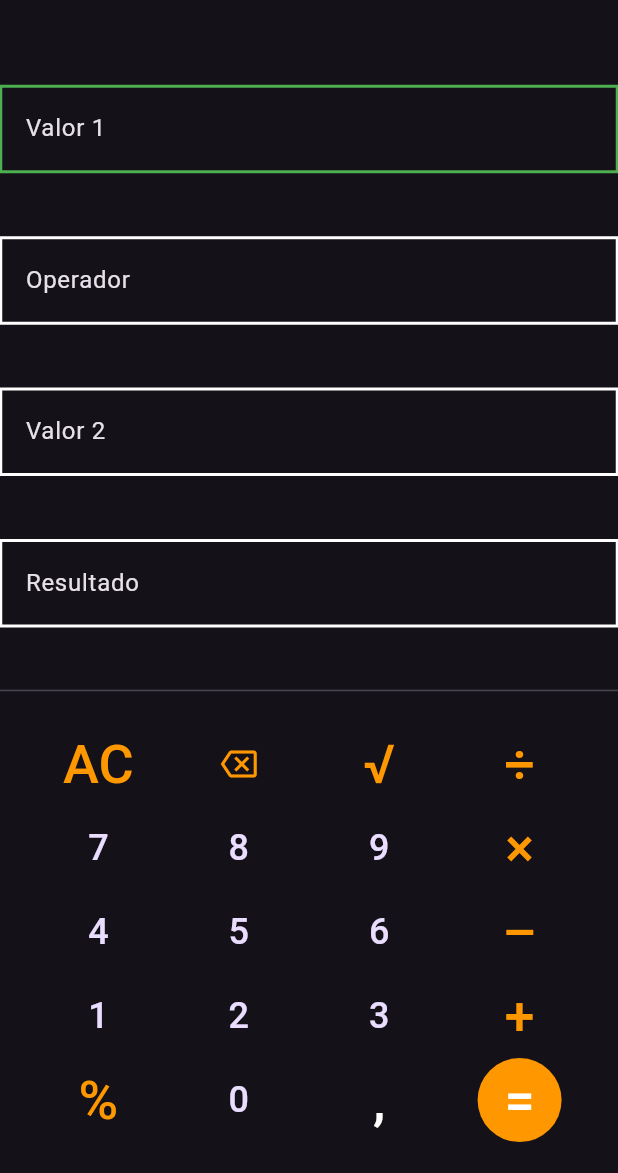
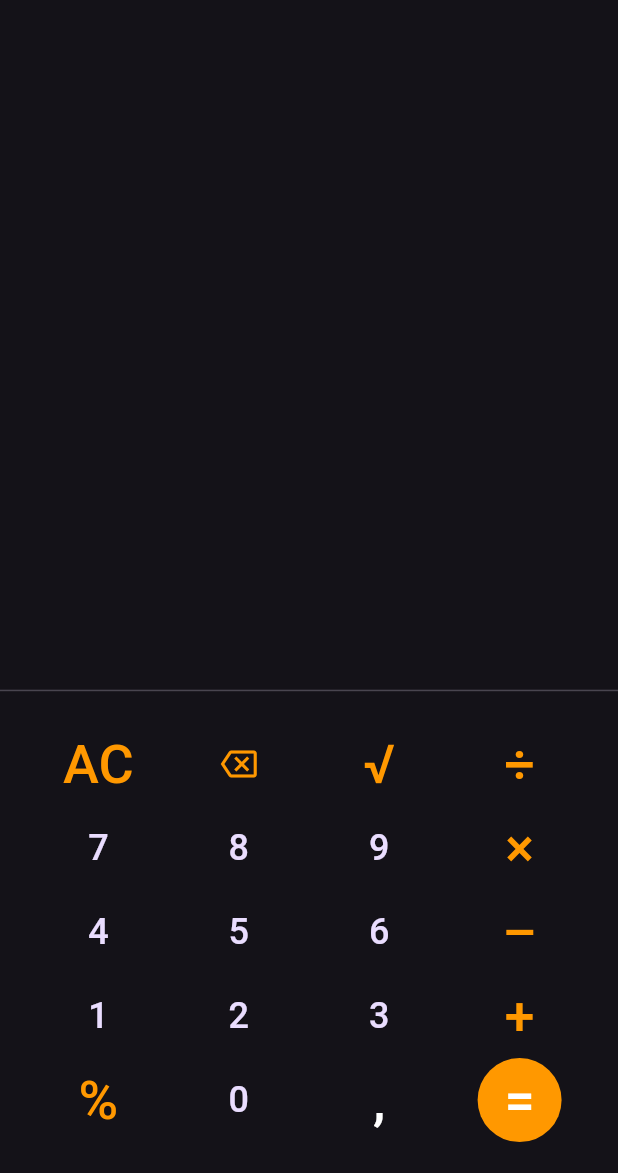
Before and after one commit to vilaJJ/CalculadoraSimples_Flutter, a Flutter app: the CalcPage screen opened by its route, on a phone screen of 412 x 824 dp, the part 63-1236 px from its top. Run offline on Flutter 3.47's test engine with Material 3 defaults, Android fonts, the phone set to English and light mode, and no system bars.

Commit message:
Removendo itens não utilizados

```diff
--- a/calculadora_simples/lib/src/app_widget.dart
+++ b/calculadora_simples/lib/src/app_widget.dart
@@ -1,6 +1,5 @@
 import 'package:calculadora_simples/src/features/auth/controllers/auth_controller.dart';
 import 'package:calculadora_simples/src/features/auth/pages/auth_page.dart';
-import 'package:calculadora_simples/src/features/calc/controllers/calc_controller.dart';
 import 'package:calculadora_simples/src/features/calc/pages/calc_page.dart';
 import 'package:calculadora_simples/src/features/splash/pages/splash_page.dart';
 import 'package:flutter/material.dart';
@@ -13,8 +12,7 @@ class AppWidget extends StatelessWidget {
   Widget build(BuildContext context) {
     return MultiProvider(
       providers: [
-        ChangeNotifierProvider(create: (context) => AuthController()),
-        ChangeNotifierProvider(create: (context) => CalcController())
+        ChangeNotifierProvider(create: (context) => AuthController())
       ],
       child: MaterialApp(
         title: "Calculadora Simples",
--- a/calculadora_simples/lib/src/features/calc/components/button_numero_component.dart
+++ b/calculadora_simples/lib/src/features/calc/components/button_numero_component.dart
@@ -1,7 +1,5 @@
-import 'package:calculadora_simples/src/features/calc/controllers/calc_controller.dart';
 import 'package:calculadora_simples/src/features/calc/models/button_numero_model.dart';
 import 'package:flutter/material.dart';
-import 'package:provider/provider.dart';
 
 class ButtonNumeroComponent extends StatelessWidget {
   final ButtonNumeroModel model;
@@ -13,15 +11,13 @@ class ButtonNumeroComponent extends StatelessWidget {
 
   @override
   Widget build(BuildContext context) {
-    final controller = context.watch<CalcController>();
-
     return FloatingActionButton(
       heroTag: "btn_${model.numero}",
       shape: const CircleBorder(),
       backgroundColor: Colors.transparent,
       elevation: 0,
       onPressed: () {
-        controller.realizarAcaoNumero(model);
+
       },
       child: Text(
         "${model.numero}",
--- a/calculadora_simples/lib/src/features/calc/components/button_operacao_component.dart
+++ b/calculadora_simples/lib/src/features/calc/components/button_operacao_component.dart
@@ -1,8 +1,6 @@
-import 'package:calculadora_simples/src/features/calc/controllers/calc_controller.dart';
 import 'package:calculadora_simples/src/features/calc/models/button_operacao_model.dart';
 import 'package:calculadora_simples/src/features/calc/models/enums/button_operacoes_enum.dart';
 import 'package:flutter/material.dart';
-import 'package:provider/provider.dart';
 
 class ButtonOperacaoComponent extends StatelessWidget {
   final ButtonOperacaoModel model;
@@ -14,8 +12,6 @@ class ButtonOperacaoComponent extends StatelessWidget {
 
   @override
   Widget build(BuildContext context) {
-    final controller = context.watch<CalcController>();
-
     return FloatingActionButton(
       heroTag: "btn_${model.obterTexto()}",
       shape: const CircleBorder(),
@@ -24,7 +20,7 @@ class ButtonOperacaoComponent extends StatelessWidget {
         : Colors.transparent,
       elevation: 0,
       onPressed: () {
-        controller.realizarAcaoOperacao(model);
+
       },
       child: model.isIcon
         ? Icon(model.obterIcone(), color: Colors.orange)
--- a/calculadora_simples/lib/src/features/calc/controllers/calc_controller.dart
+++ /dev/null
@@ -1,83 +0,0 @@
-import 'package:calculadora_simples/src/features/calc/models/button_numero_model.dart';
-import 'package:calculadora_simples/src/features/calc/models/button_operacao_model.dart';
-import 'package:calculadora_simples/src/features/calc/models/enums/button_operacoes_enum.dart';
-import 'package:flutter/material.dart';
-
-class CalcController extends ChangeNotifier {
-  bool valor1Ativado = true;
-  bool operadorAtivado = false;
-  bool valor2Ativado = false;
-  bool resultadoAtivado = false;
-
-  String valor1Text = "Valor 1";
-  String operadorText = "Operador";
-  String valor2Text = "Valor 2";
-  String resultadoText = "Resultado";
-
-  Color obterCor(bool ativado) {
-    return ativado ? Colors.green : Colors.white;
-  }
-
-  void realizarAcaoOperacao(ButtonOperacaoModel model) {
-    switch(model.operacao) {
-      case ButtonOperacoes.apagarTudo:
-        _limparTudo();
-        break;
-      case ButtonOperacoes.soma:
-        _manipularOperador(model);
-        break;
-      case ButtonOperacoes.subtracao:
-        _manipularOperador(model);
-        break;
-      case ButtonOperacoes.multiplicacao:
-        _manipularOperador(model);
-        break;
-      case ButtonOperacoes.divisao:
-        _manipularOperador(model);
-        break;
-      case ButtonOperacoes.porcentagem:
-        _manipularOperador(model);
-        break;
-      case ButtonOperacoes.raiz:
-        _manipularOperador(model);
-        break;
-      case ButtonOperacoes.operar:
-        break;
-      case ButtonOperacoes.virgula:
-        break;
-      case ButtonOperacoes.apagar:
-        break;
-    }
-  }
-
-  void realizarAcaoNumero(ButtonNumeroModel model) {
-
-  }
-
-  void _manipularOperador(ButtonOperacaoModel button) {
-    operadorText = button.obterTexto();
-
-    operadorAtivado = true;
-    valor2Ativado = true;
-
-    notifyListeners();
-  }
-
-  void _limparTudo() {
-    _reiniciar();
-
-    notifyListeners();
-  }
-
-  void _reiniciar() {
-    valor1Ativado = true;
-    operadorAtivado = false;
-    valor2Ativado = false;
-    resultadoAtivado = false;
-
-    valor1Text = "Valor 1";
-    operadorText = "Operador";
-    valor2Text = "Valor 2";
-    resultadoText = "Resultado";
-  }
-}
--- a/calculadora_simples/lib/src/features/calc/pages/calc_page.dart
+++ b/calculadora_simples/lib/src/features/calc/pages/calc_page.dart
@@ -1,12 +1,10 @@
 import 'package:calculadora_simples/src/features/calc/components/button_numero_component.dart';
 import 'package:calculadora_simples/src/features/calc/components/button_operacao_component.dart';
-import 'package:calculadora_simples/src/features/calc/controllers/calc_controller.dart';
 import 'package:calculadora_simples/src/features/calc/models/button_numero_model.dart';
 import 'package:calculadora_simples/src/features/calc/models/button_operacao_model.dart';
 import 'package:calculadora_simples/src/features/calc/models/enums/button_operacoes_enum.dart';
 import 'package:calculadora_simples/src/shared/device/screen_size.dart';
 import 'package:flutter/material.dart';
-import 'package:provider/provider.dart';
 
 class CalcPage extends StatefulWidget {
   const CalcPage({super.key});
@@ -16,15 +14,7 @@ class CalcPage extends StatefulWidget {
 }
 
 class _CalcPageState extends State<CalcPage> {
-  late final CalcController controller;
-
-  @override
-  void initState() {
-    super.initState();
-    controller = context.read<CalcController>();
-  }
-
-  @override
+   @override
   Widget build(BuildContext context) {
     return Scaffold(
       appBar: AppBar(
@@ -33,27 +23,10 @@ class _CalcPageState extends State<CalcPage> {
 
       body: Column(
         children: [
-          Expanded(
+          const Expanded(
             child: Column(
               mainAxisAlignment: MainAxisAlignment.spaceEvenly,
-              children: [
-                ListTile(
-                  shape: BeveledRectangleBorder(side: BorderSide(color: controller.obterCor(controller.valor1Ativado))),
-                  title: Text(controller.valor1Text),
-                ),
-                ListTile(
-                  shape: BeveledRectangleBorder(side: BorderSide(color: controller.obterCor(controller.operadorAtivado))),
-                  title: Text(controller.operadorText),
-                ),
-                ListTile(
-                  shape: BeveledRectangleBorder(side: BorderSide(color: controller.obterCor(controller.valor2Ativado))),
-                  title: Text(controller.valor2Text),
-                ),
-                ListTile(
-                  shape: BeveledRectangleBorder(side: BorderSide(color: controller.obterCor(controller.resultadoAtivado))),
-                  title: Text(controller.resultadoText),
-                )
-              ],
+              children: [],
             )
           ),
 
```
